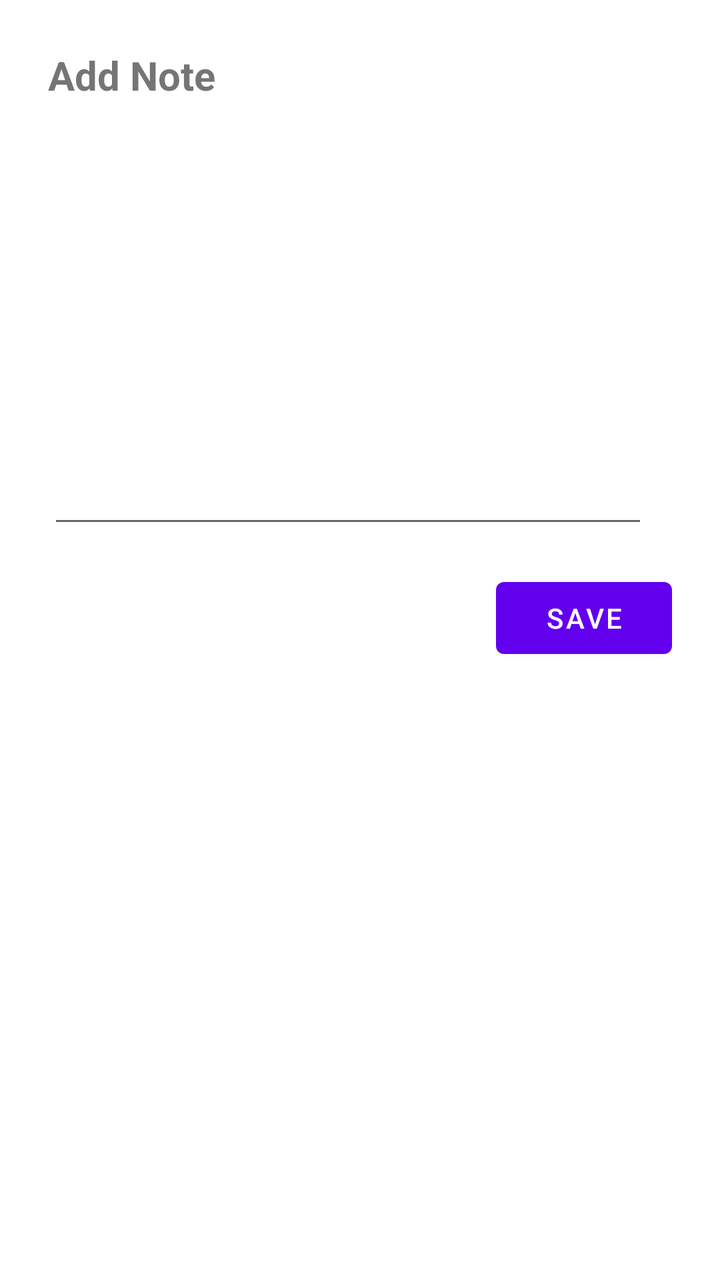
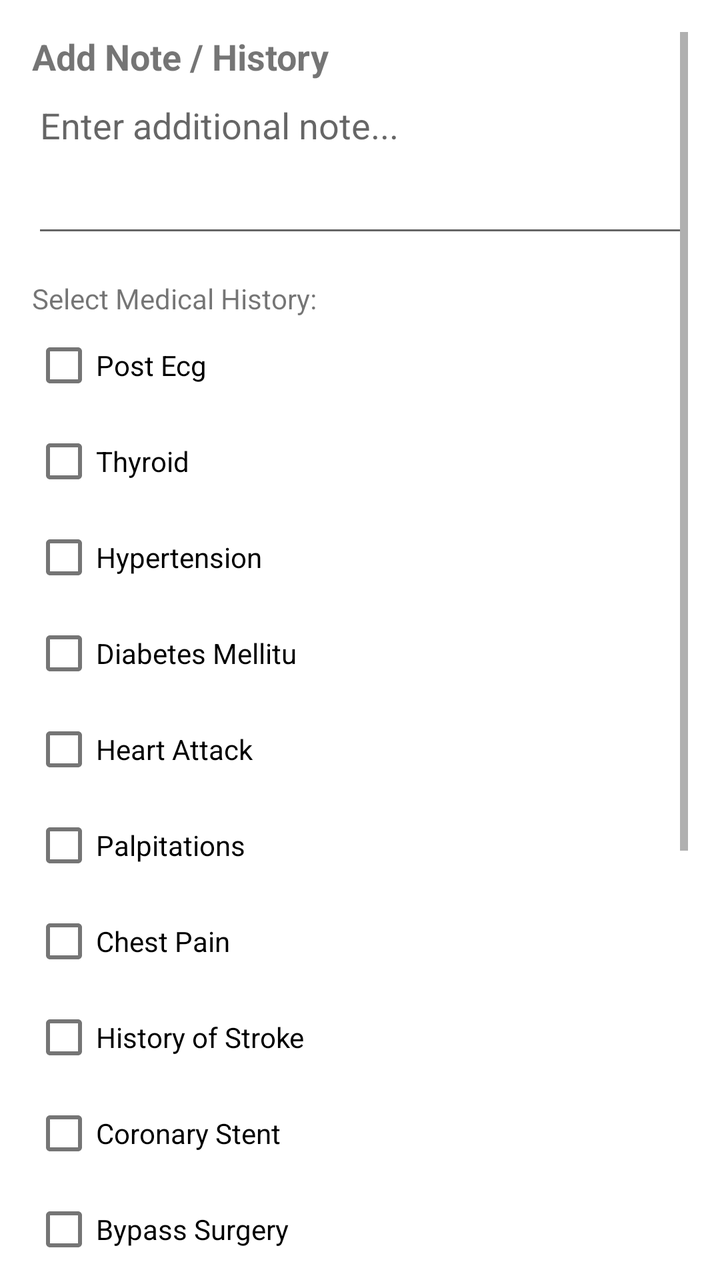

Two renders of the same Android screen: before a commit and after it. Below are the layout's source before the change and the commit's diff.
<!-- AndroidManifest.xml: application theme AppTheme -->
<!-- res/layout/add_note_dialog.xml -->
<?xml version="1.0" encoding="utf-8"?>
<androidx.constraintlayout.widget.ConstraintLayout xmlns:android="http://schemas.android.com/apk/res/android"
    xmlns:app="http://schemas.android.com/apk/res-auto"
    xmlns:tools="http://schemas.android.com/tools"
    android:layout_width="match_parent"
    android:layout_height="match_parent">

    <EditText
        android:id="@+id/notes"
        android:autofillHints=""
        android:focusedByDefault="true"
        android:gravity="top"
        android:inputType="textAutoCorrect|textMultiLine"
        android:layout_height="200dp"
        android:layout_marginBottom="20dp"
        android:layout_marginEnd="24dp"
        android:layout_marginStart="24dp"
        android:layout_marginTop="8dp"
        android:layout_width="300dp"
        app:flow_wrapMode="aligned"
        app:layout_constraintBottom_toBottomOf="parent"
        app:layout_constraintEnd_toEndOf="parent"
        app:layout_constraintHorizontal_bias="0.0"
        app:layout_constraintStart_toStartOf="parent"
        app:layout_constraintTop_toBottomOf="@+id/add_text_label"
        app:layout_constraintVertical_bias="0.028"
        tools:ignore="LabelFor"
        tools:targetApi="o" />

    <TextView
        android:id="@+id/add_text_label"
        android:layout_width="wrap_content"
        android:layout_height="wrap_content"
        android:layout_marginStart="24dp"
        android:layout_marginTop="24dp"
        android:text="@string/add_note"
        android:textStyle="bold"
        android:textSize="20sp"
        app:layout_constraintStart_toStartOf="parent"
        app:layout_constraintTop_toTopOf="parent" />

    <Button
        android:id="@+id/save_text"
        android:layout_width="wrap_content"
        android:layout_height="wrap_content"
        android:layout_marginTop="16dp"
        android:layout_marginEnd="24dp"
        android:text="@string/save"
        app:layout_constraintEnd_toEndOf="parent"
        app:layout_constraintTop_toBottomOf="@+id/notes" />

</androidx.constraintlayout.widget.ConstraintLayout>
<!-- resources referenced by this layout -->
<resources>
  <string name="add_note">Add Note</string>
  <string name="save">Save</string>
  <style name="AppTheme" parent="Theme.MaterialComponents.Light.NoActionBar">
          <item name="colorPrimary">@color/colorPrimary</item>
          <item name="colorPrimaryDark">@color/colorPrimaryDark</item>
          <item name="colorAccent">@color/colorAccent</item>
      </style>
  <color name="colorPrimary">#6200EE</color>
  <color name="colorPrimaryDark">#3700B3</color>
  <color name="colorAccent">#03DAC5</color>
</resources>

<!-- the commit's change to res/layout/add_note_dialog.xml (unified diff, before → after) -->
@@ -1,52 +1,63 @@
 <?xml version="1.0" encoding="utf-8"?>
-<androidx.constraintlayout.widget.ConstraintLayout xmlns:android="http://schemas.android.com/apk/res/android"
-    xmlns:app="http://schemas.android.com/apk/res-auto"
-    xmlns:tools="http://schemas.android.com/tools"
+<ScrollView xmlns:android="http://schemas.android.com/apk/res/android"
     android:layout_width="match_parent"
-    android:layout_height="match_parent">
+    android:layout_height="wrap_content"
+    android:padding="16dp">
 
-    <EditText
-        android:id="@+id/notes"
-        android:autofillHints=""
-        android:focusedByDefault="true"
-        android:gravity="top"
-        android:inputType="textAutoCorrect|textMultiLine"
-        android:layout_height="200dp"
-        android:layout_marginBottom="20dp"
-        android:layout_marginEnd="24dp"
-        android:layout_marginStart="24dp"
-        android:layout_marginTop="8dp"
-        android:layout_width="300dp"
-        app:flow_wrapMode="aligned"
-        app:layout_constraintBottom_toBottomOf="parent"
-        app:layout_constraintEnd_toEndOf="parent"
-        app:layout_constraintHorizontal_bias="0.0"
-        app:layout_constraintStart_toStartOf="parent"
-        app:layout_constraintTop_toBottomOf="@+id/add_text_label"
-        app:layout_constraintVertical_bias="0.028"
-        tools:ignore="LabelFor"
-        tools:targetApi="o" />
+    <LinearLayout
+        android:orientation="vertical"
+        android:layout_width="match_parent"
+        android:layout_height="wrap_content">
 
-    <TextView
-        android:id="@+id/add_text_label"
-        android:layout_width="wrap_content"
-        android:layout_height="wrap_content"
-        android:layout_marginStart="24dp"
-        android:layout_marginTop="24dp"
-        android:text="@string/add_note"
-        android:textStyle="bold"
-        android:textSize="20sp"
-        app:layout_constraintStart_toStartOf="parent"
-        app:layout_constraintTop_toTopOf="parent" />
+        <TextView
+            android:id="@+id/add_text_label"
+            android:layout_width="wrap_content"
+            android:layout_height="wrap_content"
+            android:text="Add Note / History"
+            android:textStyle="bold"
+            android:textSize="18sp" />
 
-    <Button
-        android:id="@+id/save_text"
-        android:layout_width="wrap_content"
-        android:layout_height="wrap_content"
-        android:layout_marginTop="16dp"
-        android:layout_marginEnd="24dp"
-        android:text="@string/save"
-        app:layout_constraintEnd_toEndOf="parent"
-        app:layout_constraintTop_toBottomOf="@+id/notes" />
+        
+        <EditText
+            android:id="@+id/notes"
+            android:layout_width="match_parent"
+            android:layout_height="wrap_content"
+            android:hint="Enter additional note..."
+            android:inputType="textMultiLine"
+            android:minLines="3"
+            android:gravity="top" />
 
-</androidx.constraintlayout.widget.ConstraintLayout>
+        
+        <TextView
+            android:layout_width="wrap_content"
+            android:layout_height="wrap_content"
+            android:text="Select Medical History:"
+            android:layout_marginTop="16dp" />
+        <CheckBox android:id="@+id/option_PostEcg" android:layout_width="wrap_content" android:layout_height="wrap_content" android:text="Post Ecg"/>
+        <CheckBox android:id="@+id/option_Thyroid" android:layout_width="wrap_content" android:layout_height="wrap_content" android:text="Thyroid"/>
+
+        <CheckBox android:id="@+id/option_Hypertension" android:layout_width="wrap_content" android:layout_height="wrap_content" android:text="Hypertension"/>
+        <CheckBox android:id="@+id/option_DiabetesMellitu" android:layout_width="wrap_content" android:layout_height="wrap_content" android:text="Diabetes Mellitu"/>
+        <CheckBox android:id="@+id/option_HeartAttack" android:layout_width="wrap_content" android:layout_height="wrap_content" android:text="Heart Attack"/>
+        <CheckBox android:id="@+id/option_Palpitations" android:layout_width="wrap_content" android:layout_height="wrap_content" android:text="Palpitations"/>
+        <CheckBox android:id="@+id/option_ChestPain" android:layout_width="wrap_content" android:layout_height="wrap_content" android:text="Chest Pain"/>
+        <CheckBox android:id="@+id/option_HistoryofStroke" android:layout_width="wrap_content" android:layout_height="wrap_content" android:text="History of Stroke"/>
+        <CheckBox android:id="@+id/option_CoronaryStent" android:layout_width="wrap_content" android:layout_height="wrap_content" android:text="Coronary Stent"/>
+        <CheckBox android:id="@+id/option_BypassSurgery" android:layout_width="wrap_content" android:layout_height="wrap_content" android:text="Bypass Surgery"/>
+        <CheckBox android:id="@+id/option_LegSwelling" android:layout_width="wrap_content" android:layout_height="wrap_content" android:text="Leg Swelling"/>
+        <CheckBox android:id="@+id/option_generalcheckup" android:layout_width="wrap_content" android:layout_height="wrap_content" android:text="General Checkup"/>
+        <CheckBox android:id="@+id/option_BreathingProblems" android:layout_width="wrap_content" android:layout_height="wrap_content" android:text="Breathing Problems"/>
+        <CheckBox android:id="@+id/option_Allergy" android:layout_width="wrap_content" android:layout_height="wrap_content" android:text="Allergy"/>
+        <CheckBox android:id="@+id/option_Holter" android:layout_width="wrap_content" android:layout_height="wrap_content" android:text="Holter"/>
+
+
+        
+        <Button
+            android:id="@+id/save_text"
+            android:layout_width="wrap_content"
+            android:layout_height="wrap_content"
+            android:layout_marginTop="24dp"
+            android:text="Save" />
+
+    </LinearLayout>
+</ScrollView>
<!-- resource entries referenced after the edit -->
@@ -1,7 +1,5 @@
 <!-- resources referenced by this layout -->
 <resources>
-  <string name="add_note">Add Note</string>
-  <string name="save">Save</string>
   <style name="AppTheme" parent="Theme.MaterialComponents.Light.NoActionBar">
           <item name="colorPrimary">@color/colorPrimary</item>
           <item name="colorPrimaryDark">@color/colorPrimaryDark</item>
